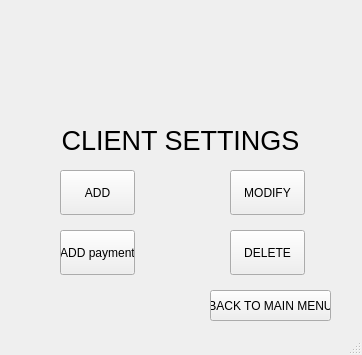
Qt form ui/client-settings.ui (yashu2001/gym-manager) before a commit.
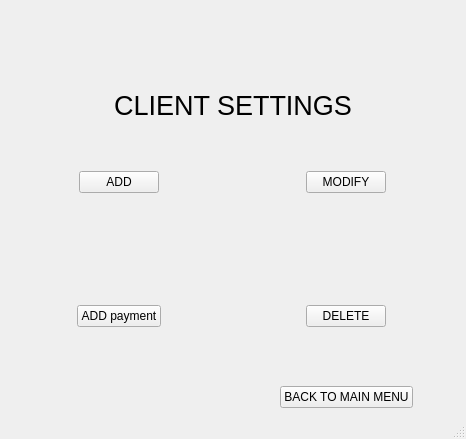
The same form after that commit. Icons and pictures are not drawn.

Diff of the .ui file:
```diff
--- a/ui/client-settings.ui
+++ b/ui/client-settings.ui
@@ -6,35 +6,17 @@
    <rect>
     <x>0</x>
     <y>0</y>
-    <width>362</width>
-    <height>355</height>
+    <width>466</width>
+    <height>439</height>
    </rect>
   </property>
-  <property name="minimumSize">
-   <size>
-    <width>362</width>
-    <height>355</height>
-   </size>
-  </property>
-  <property name="maximumSize">
-   <size>
-    <width>362</width>
-    <height>355</height>
-   </size>
-  </property>
   <property name="windowTitle">
    <string>MainWindow</string>
   </property>
   <widget class="QWidget" name="centralwidget">
+   <layout class="QGridLayout" name="gridLayout">
+    <item row="0" column="0" colspan="2" alignment="Qt::AlignHCenter|Qt::AlignTop">
    <widget class="QLabel" name="label_2">
-    <property name="geometry">
-     <rect>
-      <x>20</x>
-      <y>10</y>
-      <width>331</width>
-      <height>101</height>
-     </rect>
-    </property>
     <property name="text">
      <string/>
     </property>
@@ -45,84 +27,50 @@
      <bool>true</bool>
     </property>
    </widget>
+    </item>
+    <item row="1" column="0" colspan="2" alignment="Qt::AlignHCenter|Qt::AlignTop">
    <widget class="QLabel" name="label">
-    <property name="geometry">
-     <rect>
-      <x>10</x>
-      <y>110</y>
-      <width>341</width>
-      <height>61</height>
-     </rect>
-    </property>
     <property name="text">
      <string>&lt;html&gt;&lt;head/&gt;&lt;body&gt;&lt;p align=&quot;center&quot;&gt;&lt;span style=&quot; font-size:20pt;&quot;&gt;CLIENT SETTINGS&lt;/span&gt;&lt;/p&gt;&lt;/body&gt;&lt;/html&gt;</string>
     </property>
    </widget>
+    </item>
+    <item row="2" column="0" alignment="Qt::AlignHCenter|Qt::AlignTop">
    <widget class="QPushButton" name="pushButton">
-    <property name="geometry">
-     <rect>
-      <x>60</x>
-      <y>170</y>
-      <width>75</width>
-      <height>45</height>
-     </rect>
-    </property>
     <property name="text">
      <string>ADD</string>
     </property>
    </widget>
+    </item>
+    <item row="2" column="1" alignment="Qt::AlignHCenter|Qt::AlignTop">
    <widget class="QPushButton" name="pushButton_2">
-    <property name="geometry">
-     <rect>
-      <x>230</x>
-      <y>170</y>
-      <width>75</width>
-      <height>45</height>
-     </rect>
-    </property>
     <property name="text">
      <string>MODIFY</string>
     </property>
    </widget>
+    </item>
+    <item row="3" column="0" alignment="Qt::AlignHCenter|Qt::AlignBottom">
+     <widget class="QPushButton" name="pushButton_5">
+      <property name="text">
+       <string>ADD payment</string>
+      </property>
+     </widget>
+    </item>
+    <item row="3" column="1" alignment="Qt::AlignHCenter|Qt::AlignBottom">
    <widget class="QPushButton" name="pushButton_3">
-    <property name="geometry">
-     <rect>
-      <x>230</x>
-      <y>230</y>
-      <width>75</width>
-      <height>45</height>
-     </rect>
-    </property>
     <property name="text">
      <string>DELETE</string>
     </property>
    </widget>
+    </item>
+    <item row="4" column="1" alignment="Qt::AlignHCenter|Qt::AlignBottom">
    <widget class="QPushButton" name="pushButton_4">
-    <property name="geometry">
-     <rect>
-      <x>210</x>
-      <y>290</y>
-      <width>121</width>
-      <height>31</height>
-     </rect>
-    </property>
     <property name="text">
      <string>BACK TO MAIN MENU</string>
     </property>
    </widget>
-   <widget class="QPushButton" name="pushButton_5">
-    <property name="geometry">
-     <rect>
-      <x>60</x>
-      <y>230</y>
-      <width>75</width>
-      <height>45</height>
-     </rect>
-    </property>
-    <property name="text">
-     <string>ADD payment</string>
-    </property>
-   </widget>
+    </item>
+   </layout>
   </widget>
   <widget class="QStatusBar" name="statusbar"/>
  </widget>
```
Left out of the diff: 2 changed lines with no effect on the pictures. Lines whose indentation alone changed are shown as unchanged.
